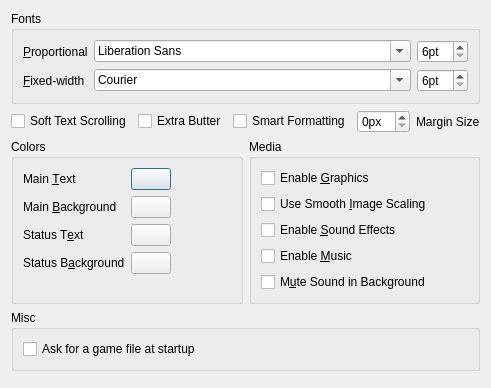
First picture: the form in src/confdialog.ui, repository realnc/hugor, before the edit.
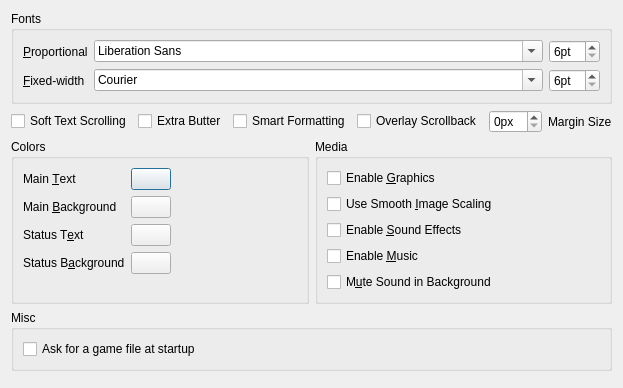
Second picture: the form after the edit. Custom widgets are drawn as their Qt base class.

Commit message:
Provide a setting for overlaying the scrollback window over the game window
When the option is selected, the scrollback window will overlay the main
game window (match its geometry) which may or may not be desired by the
player. I'm told that this is similar to the behaviour of the official
runner.

```diff
--- a/src/confdialog.ui
+++ b/src/confdialog.ui
@@ -124,6 +124,13 @@
        </property>
       </widget>
      </item>
+     <item>
+      <widget class="QCheckBox" name="overlayScrollbackCheckBox">
+       <property name="text">
+        <string>Overlay Scrollback</string>
+       </property>
+      </widget>
+     </item>
      <item>
       <widget class="QSpinBox" name="marginSizeSpinBox">
        <property name="suffix">
```
The commit also changes 4 other files.
